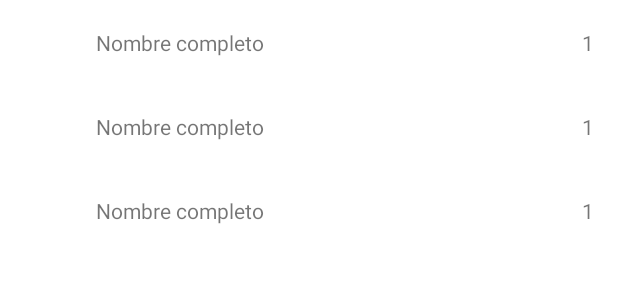
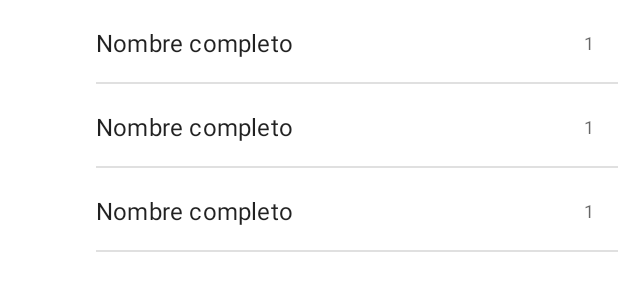
Before and after one commit to ArthurDioses/UserSP, an Android app: the layout activity_main.xml on its own in the app's theme, with its tools: preview values and no code run, on a phone screen of 412 x 824 dp. Shown: the top 300 px of the screen. Run offline under Robolectric (Android 15) with nearby library versions, the phone set to English and light mode, and no system bars.

Commit message:
- Divider and TextAppearance

```diff
--- a/app/src/main/res/layout/item_user.xml
+++ b/app/src/main/res/layout/item_user.xml
@@ -23,6 +23,7 @@
         android:layout_width="wrap_content"
         android:layout_height="wrap_content"
         android:layout_marginEnd="@dimen/common_padding_default"
+        android:textAppearance="?attr/textAppearanceCaption"
         app:layout_constraintBottom_toBottomOf="parent"
         app:layout_constraintEnd_toEndOf="parent"
         app:layout_constraintTop_toTopOf="parent"
@@ -33,10 +34,20 @@
         android:layout_width="0dp"
         android:layout_height="wrap_content"
         android:layout_marginHorizontal="@dimen/common_padding_default"
+        android:textAppearance="?attr/textAppearanceSubtitle1"
         app:layout_constraintBottom_toBottomOf="parent"
         app:layout_constraintEnd_toStartOf="@id/tvOrder"
         app:layout_constraintStart_toEndOf="@+id/imgPhoto"
         app:layout_constraintTop_toTopOf="parent"
         tools:text="Nombre completo" />
 
+    <View
+        android:id="@+id/divider"
+        android:layout_width="0dp"
+        android:layout_height="1dp"
+        android:background="@color/color_divider"
+        app:layout_constraintBottom_toBottomOf="parent"
+        app:layout_constraintEnd_toEndOf="parent"
+        app:layout_constraintStart_toStartOf="@id/tvName" />
+
 </androidx.constraintlayout.widget.ConstraintLayout>
--- a/app/src/main/res/values/colors.xml
+++ b/app/src/main/res/values/colors.xml
@@ -7,4 +7,5 @@
     <color name="teal_700">#FF018786</color>
     <color name="black">#FF000000</color>
     <color name="white">#FFFFFFFF</color>
+    <color name="color_divider">#1F000000</color>
 </resources>
```
